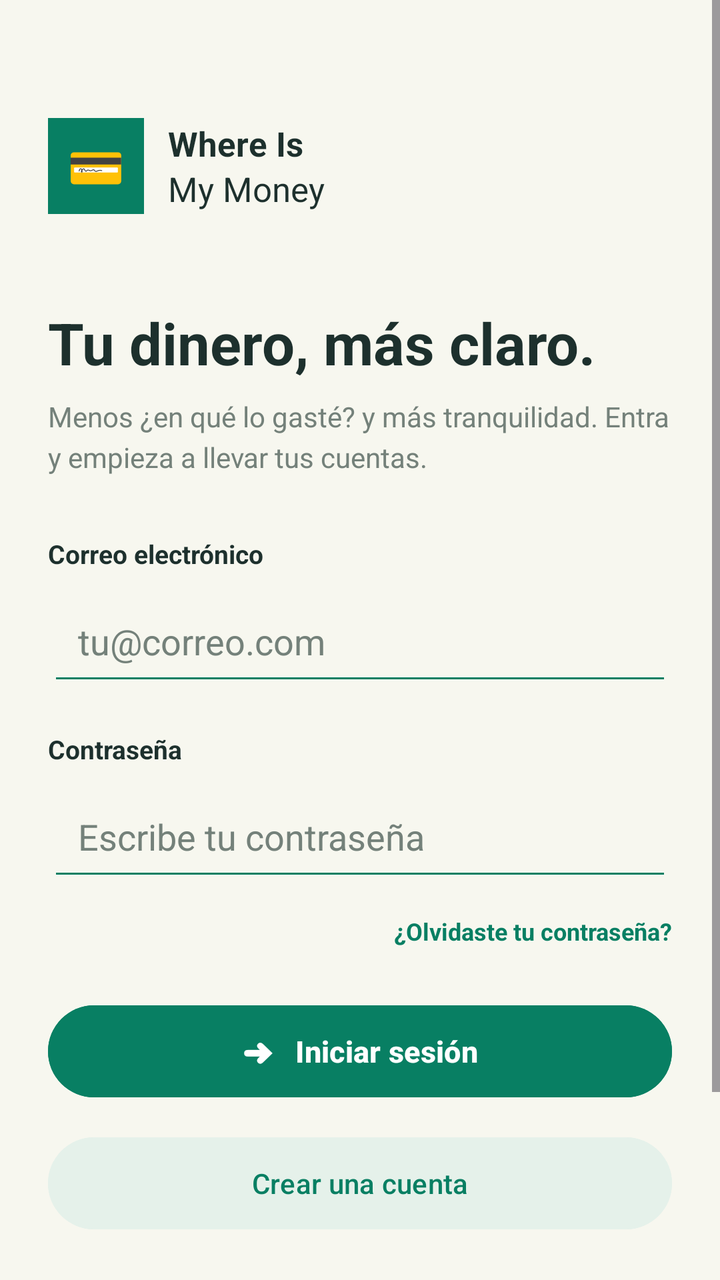
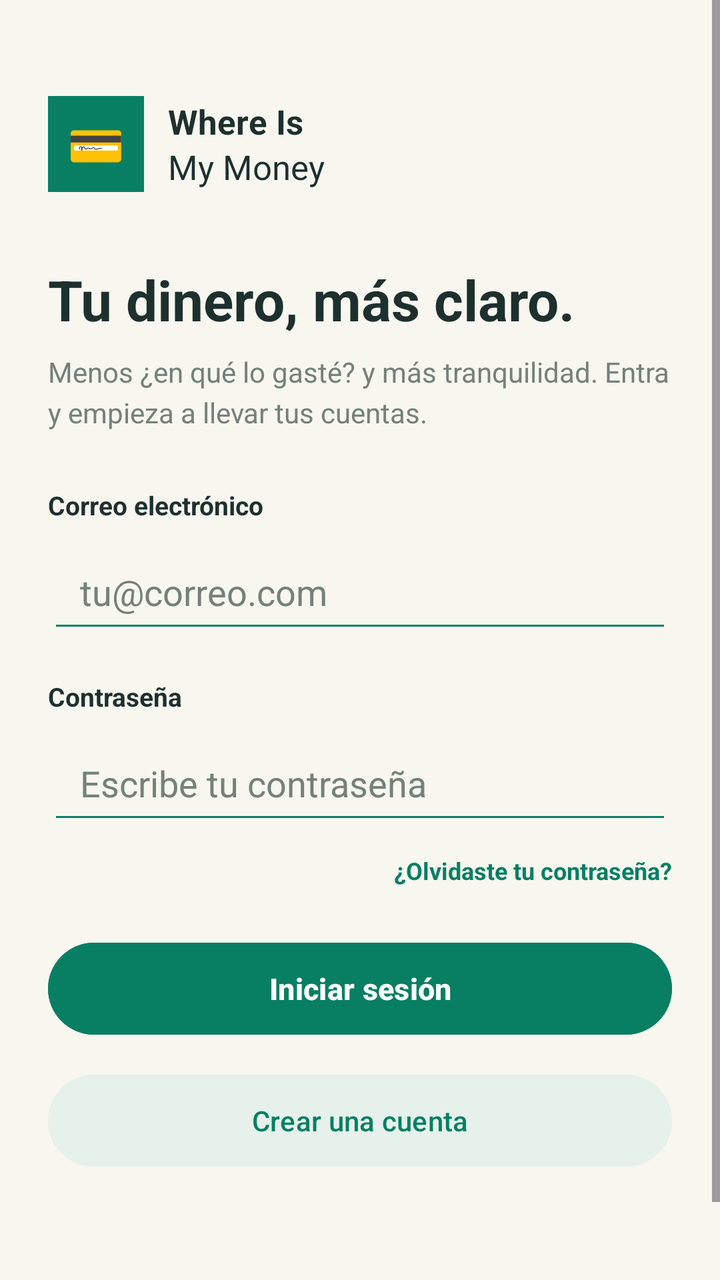

An Android layout rendered at two revisions. The XML below is the earlier revision; the diff shows what the commit changed to produce the second picture.
<!-- AndroidManifest.xml: application theme Theme.WhereIsMyMoney -->
<!-- res/layout/activity_main.xml -->
<?xml version="1.0" encoding="utf-8"?>
<ScrollView
    xmlns:android="http://schemas.android.com/apk/res/android"
    android:layout_width="match_parent"
    android:layout_height="match_parent"
    android:background="#F7F7EF"
    android:fillViewport="true">

    <LinearLayout
        android:id="@+id/main"
        android:layout_width="match_parent"
        android:layout_height="wrap_content"
        android:orientation="vertical"
        android:padding="24dp"
        android:gravity="center_horizontal">

        
        <LinearLayout
            android:layout_width="match_parent"
            android:layout_height="wrap_content"
            android:orientation="horizontal"
            android:gravity="center_vertical"
            android:layout_marginTop="35dp"
            android:layout_marginBottom="45dp">

            <TextView
                android:layout_width="48dp"
                android:layout_height="48dp"
                android:background="#087F63"
                android:gravity="center"
                android:text="💳"
                android:textSize="23sp"/>

            <LinearLayout
                android:layout_width="wrap_content"
                android:layout_height="wrap_content"
                android:orientation="vertical"
                android:layout_marginStart="12dp">

                <TextView
                    android:layout_width="wrap_content"
                    android:layout_height="wrap_content"
                    android:text="Where Is"
                    android:textColor="#1D302D"
                    android:textSize="17sp"
                    android:textStyle="bold"/>

                <TextView
                    android:layout_width="wrap_content"
                    android:layout_height="wrap_content"
                    android:text="My Money"
                    android:textColor="#1D302D"
                    android:textSize="17sp"/>

            </LinearLayout>
        </LinearLayout>

        
        <TextView
            android:layout_width="match_parent"
            android:layout_height="wrap_content"
            android:text="Tu dinero, más claro."
            android:textColor="#1D302D"
            android:textSize="29sp"
            android:textStyle="bold"
            android:layout_marginBottom="8dp"/>

        <TextView
            android:layout_width="match_parent"
            android:layout_height="wrap_content"
            android:text="Menos ¿en qué lo gasté? y más tranquilidad. Entra y empieza a llevar tus cuentas."
            android:textColor="#74817A"
            android:textSize="14sp"
            android:lineSpacingExtra="4dp"
            android:layout_marginBottom="30dp"/>

        
        <EditText
            android:id="@+id/etNombre"
            android:layout_width="match_parent"
            android:layout_height="54dp"
            android:padding="15dp"
            android:backgroundTint="#087F63"
            android:hint="Nombre completo"
            android:textColor="#1D302D"
            android:textColorHint="#74817A"
            android:inputType="textPersonName"
            android:visibility="gone"
            android:layout_marginBottom="16dp"/>

        
        <TextView
            android:layout_width="match_parent"
            android:layout_height="wrap_content"
            android:text="Correo electrónico"
            android:textColor="#1D302D"
            android:textStyle="bold"
            android:textSize="13sp"
            android:layout_marginBottom="8dp"/>

        <EditText
            android:id="@+id/etCorreo"
            android:layout_width="match_parent"
            android:layout_height="54dp"
            android:padding="15dp"
            android:backgroundTint="#087F63"
            android:hint="tu@correo.com"
            android:textColor="#1D302D"
            android:textColorHint="#74817A"
            android:inputType="textEmailAddress"
            android:singleLine="true"
            android:layout_marginBottom="18dp"/>

        
        <TextView
            android:layout_width="match_parent"
            android:layout_height="wrap_content"
            android:text="Contraseña"
            android:textColor="#1D302D"
            android:textStyle="bold"
            android:textSize="13sp"
            android:layout_marginBottom="8dp"/>

        <EditText
            android:id="@+id/etClave"
            android:layout_width="match_parent"
            android:layout_height="54dp"
            android:padding="15dp"
            android:backgroundTint="#087F63"
            android:hint="Escribe tu contraseña"
            android:textColor="#1D302D"
            android:textColorHint="#74817A"
            android:inputType="textPassword"
            android:singleLine="true"/>

        
        <TextView
            android:layout_width="match_parent"
            android:layout_height="wrap_content"
            android:text="¿Olvidaste tu contraseña?"
            android:textColor="#087F63"
            android:textStyle="bold"
            android:textSize="12sp"
            android:gravity="end"
            android:layout_marginTop="12dp"
            android:layout_marginBottom="25dp"/>

        
        <Button
            android:id="@+id/btnIngresar"
            android:layout_width="match_parent"
            android:layout_height="54dp"
            android:text="➜   Iniciar sesión"
            android:textColor="#FFFFFF"
            android:textSize="15sp"
            android:textStyle="bold"
            android:backgroundTint="#087F63"
            android:textAllCaps="false"/>

        
        <Button
            android:id="@+id/btnRegistrar"
            android:layout_width="match_parent"
            android:layout_height="54dp"
            android:layout_marginTop="12dp"
            android:text="Crear una cuenta"
            android:textColor="#087F63"
            android:textSize="14sp"
            android:backgroundTint="#E5F1EA"
            android:textAllCaps="false"/>

        
        <TextView
            android:id="@+id/tvEstado"
            android:layout_width="match_parent"
            android:layout_height="wrap_content"
            android:gravity="center"
            android:textColor="#74817A"
            android:textSize="13sp"
            android:layout_marginTop="20dp"/>

        
        <TextView
            android:layout_width="wrap_content"
            android:layout_height="wrap_content"
            android:text="🔒  Tus cuentas, en tu espacio."
            android:textColor="#74817A"
            android:textSize="11sp"
            android:layout_marginTop="35dp"
            android:layout_marginBottom="20dp"/>

    </LinearLayout>

</ScrollView>
<!-- resources referenced by this layout -->
<resources>
  <style name="Theme.WhereIsMyMoney" parent="Base.Theme.WhereIsMyMoney" />
  <style name="Base.Theme.WhereIsMyMoney" parent="Theme.Material3.DayNight.NoActionBar">
          
          
      </style>
</resources>

<!-- the commit's change to res/layout/activity_main.xml (unified diff, before → after) -->
@@ -6,12 +6,16 @@
     android:background="#F7F7EF"
     android:fillViewport="true">
 
+    
     <LinearLayout
         android:id="@+id/main"
         android:layout_width="match_parent"
         android:layout_height="wrap_content"
         android:orientation="vertical"
-        android:padding="24dp"
+        android:layout_marginStart="24dp"
+        android:layout_marginEnd="24dp"
+        android:layout_marginTop="32dp"
+        android:layout_marginBottom="32dp"
         android:gravity="center_horizontal">
 
         
@@ -20,8 +24,8 @@
             android:layout_height="wrap_content"
             android:orientation="horizontal"
             android:gravity="center_vertical"
-            android:layout_marginTop="35dp"
-            android:layout_marginBottom="45dp">
+            android:layout_marginTop="16dp"
+            android:layout_marginBottom="35dp">
 
             <TextView
                 android:layout_width="48dp"
@@ -61,7 +65,7 @@
             android:layout_height="wrap_content"
             android:text="Tu dinero, más claro."
             android:textColor="#1D302D"
-            android:textSize="29sp"
+            android:textSize="28sp"
             android:textStyle="bold"
             android:layout_marginBottom="8dp"/>
 
@@ -72,14 +76,15 @@
             android:textColor="#74817A"
             android:textSize="14sp"
             android:lineSpacingExtra="4dp"
-            android:layout_marginBottom="30dp"/>
+            android:layout_marginBottom="28dp"/>
 
         
         <EditText
             android:id="@+id/etNombre"
             android:layout_width="match_parent"
             android:layout_height="54dp"
-            android:padding="15dp"
+            android:paddingStart="16dp"
+            android:paddingEnd="16dp"
             android:backgroundTint="#087F63"
             android:hint="Nombre completo"
             android:textColor="#1D302D"
@@ -96,13 +101,14 @@
             android:textColor="#1D302D"
             android:textStyle="bold"
             android:textSize="13sp"
-            android:layout_marginBottom="8dp"/>
+            android:layout_marginBottom="6dp"/>
 
         <EditText
             android:id="@+id/etCorreo"
             android:layout_width="match_parent"
             android:layout_height="54dp"
-            android:padding="15dp"
+            android:paddingStart="16dp"
+            android:paddingEnd="16dp"
             android:backgroundTint="#087F63"
             android:hint="tu@correo.com"
             android:textColor="#1D302D"
@@ -119,13 +125,14 @@
             android:textColor="#1D302D"
             android:textStyle="bold"
             android:textSize="13sp"
-            android:layout_marginBottom="8dp"/>
+            android:layout_marginBottom="6dp"/>
 
         <EditText
             android:id="@+id/etClave"
             android:layout_width="match_parent"
             android:layout_height="54dp"
-            android:padding="15dp"
+            android:paddingStart="16dp"
+            android:paddingEnd="16dp"
             android:backgroundTint="#087F63"
             android:hint="Escribe tu contraseña"
             android:textColor="#1D302D"
@@ -142,15 +149,15 @@
             android:textStyle="bold"
             android:textSize="12sp"
             android:gravity="end"
-            android:layout_marginTop="12dp"
-            android:layout_marginBottom="25dp"/>
+            android:layout_marginTop="10dp"
+            android:layout_marginBottom="24dp"/>
 
         
         <Button
             android:id="@+id/btnIngresar"
             android:layout_width="match_parent"
             android:layout_height="54dp"
-            android:text="➜   Iniciar sesión"
+            android:text="Iniciar sesión"
             android:textColor="#FFFFFF"
             android:textSize="15sp"
             android:textStyle="bold"
@@ -177,17 +184,17 @@
             android:gravity="center"
             android:textColor="#74817A"
             android:textSize="13sp"
-            android:layout_marginTop="20dp"/>
+            android:layout_marginTop="16dp"/>
 
         
         <TextView
             android:layout_width="wrap_content"
             android:layout_height="wrap_content"
-            android:text="🔒  Tus cuentas, en tu espacio."
+            android:text="Tus cuentas, en tu espacio."
             android:textColor="#74817A"
             android:textSize="11sp"
-            android:layout_marginTop="35dp"
-            android:layout_marginBottom="20dp"/>
+            android:layout_marginTop="30dp"
+            android:layout_marginBottom="16dp"/>
 
     </LinearLayout>
 
